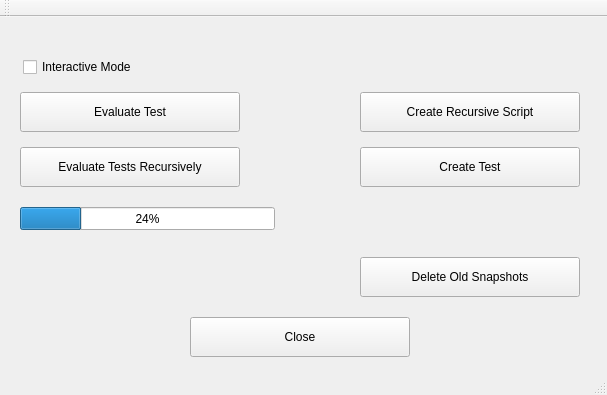
Qt form tools/cubemap-creator/src/ui/CubemapCreator.ui (NissimHadar/hifi) before a commit.
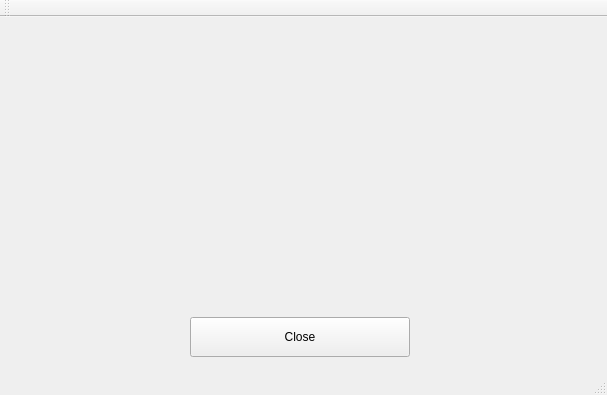
The same form after that commit.

Commit message: Removed many buttons.

Patch:
```diff
--- a/tools/cubemap-creator/src/ui/CubemapCreator.ui
+++ b/tools/cubemap-creator/src/ui/CubemapCreator.ui
@@ -27,100 +27,6 @@
      <string>Close</string>
     </property>
    </widget>
-   <widget class="QPushButton" name="createTestButton">
-    <property name="geometry">
-     <rect>
-      <x>360</x>
-      <y>130</y>
-      <width>220</width>
-      <height>40</height>
-     </rect>
-    </property>
-    <property name="text">
-     <string>Create Test</string>
-    </property>
-   </widget>
-   <widget class="QPushButton" name="evaluateTestsButton">
-    <property name="geometry">
-     <rect>
-      <x>20</x>
-      <y>75</y>
-      <width>220</width>
-      <height>40</height>
-     </rect>
-    </property>
-    <property name="text">
-     <string>Evaluate Test</string>
-    </property>
-   </widget>
-   <widget class="QPushButton" name="createRecursiveScriptButton">
-    <property name="geometry">
-     <rect>
-      <x>360</x>
-      <y>75</y>
-      <width>220</width>
-      <height>40</height>
-     </rect>
-    </property>
-    <property name="text">
-     <string>Create Recursive Script</string>
-    </property>
-   </widget>
-   <widget class="QPushButton" name="evaluateTestsRecursivelyButton">
-    <property name="geometry">
-     <rect>
-      <x>20</x>
-      <y>130</y>
-      <width>220</width>
-      <height>40</height>
-     </rect>
-    </property>
-    <property name="text">
-     <string>Evaluate Tests Recursively</string>
-    </property>
-   </widget>
-   <widget class="QCheckBox" name="checkBoxInteractiveMode">
-    <property name="geometry">
-     <rect>
-      <x>23</x>
-      <y>40</y>
-      <width>131</width>
-      <height>20</height>
-     </rect>
-    </property>
-    <property name="toolTip">
-     <string>&lt;html&gt;&lt;head/&gt;&lt;body&gt;&lt;p&gt;If unchecked, will not show results during evaluation&lt;/p&gt;&lt;/body&gt;&lt;/html&gt;</string>
-    </property>
-    <property name="text">
-     <string>Interactive Mode</string>
-    </property>
-   </widget>
-   <widget class="QProgressBar" name="progressBar">
-    <property name="geometry">
-     <rect>
-      <x>20</x>
-      <y>190</y>
-      <width>255</width>
-      <height>23</height>
-     </rect>
-    </property>
-    <property name="value">
-     <number>24</number>
-    </property>
-   </widget>
-   <widget class="QPushButton" name="deleteOldSnapshotsButton">
-    <property name="geometry">
-     <rect>
-      <x>360</x>
-      <y>240</y>
-      <width>220</width>
-      <height>40</height>
-     </rect>
-    </property>
-    <property name="text">
-     <string>Delete Old Snapshots</string>
-    </property>
-   </widget>
   </widget>
   <widget class="QMenuBar" name="menuBar">
    <property name="geometry">
```
The commit also changes 4 other files.
